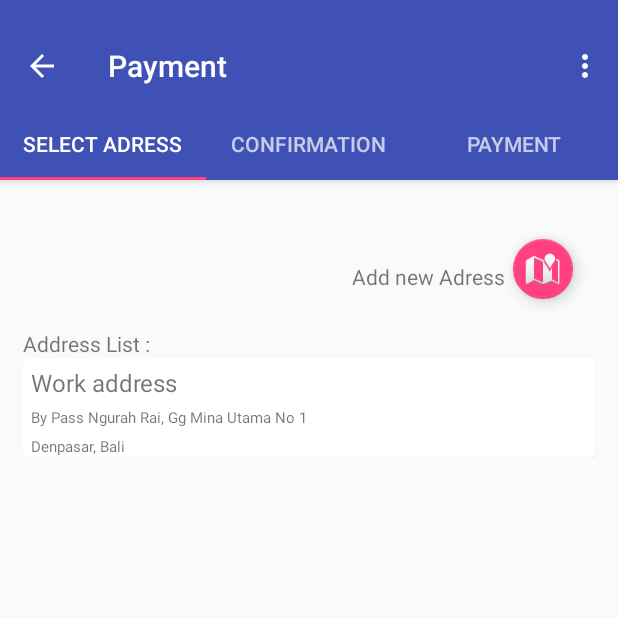
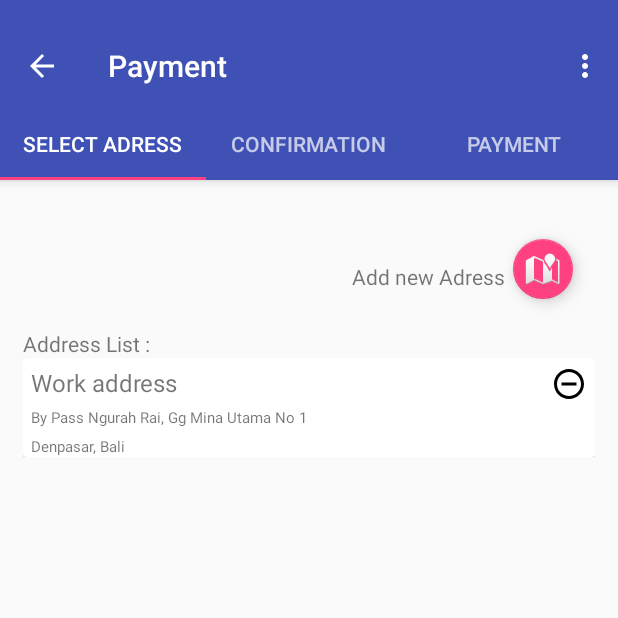
Before and after one commit to davidkmitrais/OneStopClickAndroid, an Android app: the SelectAddressFragment screen opened directly, with no data from a screen before it, on a phone screen of 412 x 824 dp, the top half of it. Run offline under Robolectric (Android 15) with nearby library versions, the phone set to English and light mode, and no system bars.

Commit message:
#T83 delete address list

```diff
--- a/app/src/main/java/com/example/david_k/oneStopClick/Views/Fragments/PaymentDetail/SelectAddressViewAdapter.java
+++ b/app/src/main/java/com/example/david_k/oneStopClick/Views/Fragments/PaymentDetail/SelectAddressViewAdapter.java
@@ -46,6 +46,15 @@ public class SelectAddressViewAdapter extends RecyclerView.Adapter<SelectAddress
     public void onBindViewHolder(SelectAddressViewHolder holder, int position) {
         Address address = addressList.get(position);
         holder.configureWith(address);
+
+        holder.removeButton.setOnClickListener(new View.OnClickListener() {
+            @Override
+            public void onClick(View v) {
+                addressList.remove(position);
+                notifyItemRemoved(position);
+                notifyItemChanged(position, addressList.size());
+            }
+        });
     }
 
     @Override
--- a/app/src/main/java/com/example/david_k/oneStopClick/Views/Fragments/PaymentDetail/SelectAddressViewHolder.java
+++ b/app/src/main/java/com/example/david_k/oneStopClick/Views/Fragments/PaymentDetail/SelectAddressViewHolder.java
@@ -1,8 +1,10 @@
 package com.example.david_k.oneStopClick.Views.Fragments.PaymentDetail;
 
+import android.media.Image;
 import android.support.v4.widget.TextViewCompat;
 import android.support.v7.widget.RecyclerView;
 import android.view.View;
+import android.widget.ImageButton;
 import android.widget.TextView;
 
 import com.example.david_k.oneStopClick.ModelLayers.Database.Address;
@@ -17,6 +19,7 @@ public class SelectAddressViewHolder extends RecyclerView.ViewHolder {
     public TextView addressName;
     public TextView streetName;
     public TextView cityStateName;
+    public ImageButton removeButton;
 
     public SelectAddressViewHolder(View itemView) {
         super(itemView);
@@ -24,6 +27,7 @@ public class SelectAddressViewHolder extends RecyclerView.ViewHolder {
         addressName = (TextView) itemView.findViewById(R.id.address_name_view_holder);
         streetName = (TextView) itemView.findViewById(R.id.street_name_view_holder);
         cityStateName = (TextView) itemView.findViewById(R.id.city_state_view_holder);
+        removeButton = (ImageButton) itemView.findViewById(R.id.remove_address_image_button);
     }
 
     public void configureWith(Address address) {
--- a/app/src/main/res/layout/address_cell.xml
+++ b/app/src/main/res/layout/address_cell.xml
@@ -7,19 +7,20 @@
     android:layout_height="wrap_content">
 
     <android.support.constraint.ConstraintLayout
-        android:layout_width="wrap_content"
+        android:layout_width="match_parent"
         android:layout_height="match_parent">
 
         <TextView
             android:id="@+id/address_name_view_holder"
-            android:layout_width="wrap_content"
+            android:layout_width="0dp"
             android:layout_height="wrap_content"
             android:textSize="16sp"
             android:text="Address Name"
             app:layout_constraintTop_toTopOf="parent"
             app:layout_constraintLeft_toLeftOf="parent"
             android:layout_marginTop="5dp"
-            android:layout_marginLeft="5dp" />
+            android:layout_marginLeft="5dp"
+            android:layout_marginStart="5dp" />
 
         <TextView
             android:id="@+id/street_name_view_holder"
@@ -27,10 +28,11 @@
             android:layout_height="wrap_content"
             android:textSize="10sp"
             android:text="Street Name"
-            app:layout_constraintTop_toBottomOf="@id/address_name_view_holder"
+            app:layout_constraintTop_toBottomOf="@+id/address_name_view_holder"
             app:layout_constraintLeft_toLeftOf="parent"
             android:layout_marginTop="5dp"
-            android:layout_marginLeft="5dp" />
+            android:layout_marginLeft="5dp"
+            android:layout_marginStart="5dp" />
 
         <TextView
             android:id="@+id/city_state_view_holder"
@@ -38,10 +40,23 @@
             android:layout_height="wrap_content"
             android:textSize="10sp"
             android:text="City - State"
-            app:layout_constraintTop_toBottomOf="@id/street_name_view_holder"
+            app:layout_constraintTop_toBottomOf="@+id/street_name_view_holder"
             app:layout_constraintLeft_toLeftOf="parent"
             android:layout_marginTop="5dp"
-            android:layout_marginLeft="5dp" />
+            android:layout_marginLeft="5dp"
+            android:layout_marginStart="5dp" />
+
+        <ImageButton
+            android:id="@+id/remove_address_image_button"
+            android:layout_width="wrap_content"
+            android:layout_height="wrap_content"
+            app:layout_constraintRight_toRightOf="parent"
+            android:layout_marginRight="10dp"
+            app:layout_constraintTop_toTopOf="parent"
+            android:layout_marginTop="5dp"
+            android:src="@drawable/ic_remove_circle"
+            android:layout_marginEnd="5dp"
+            android:background="#FFFFFF"/>
 
     </android.support.constraint.ConstraintLayout>
 
```
